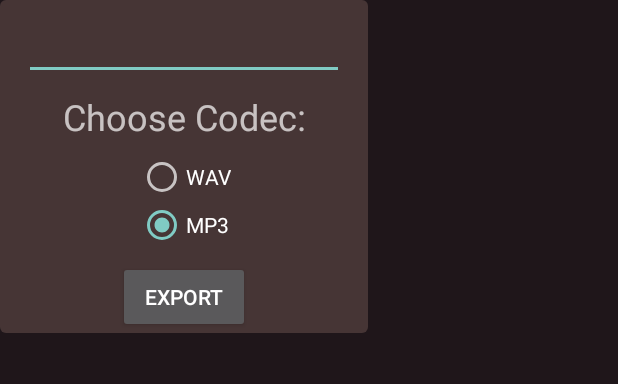
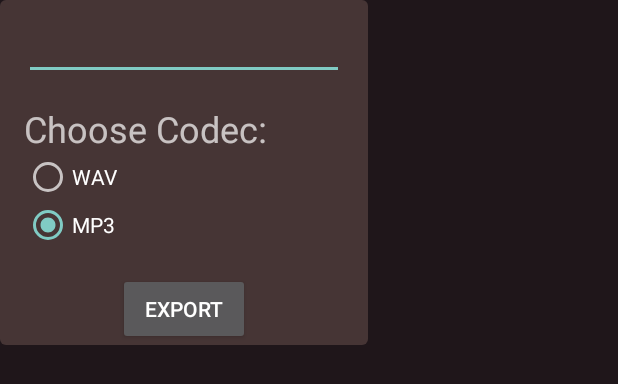
Before and after one commit to TEXflip/JamRec, an Android app: the layout export_dialog.xml on its own in the app's theme, with its tools: preview values and no code run, on a phone screen of 412 x 824 dp. Shown: the top 384 px of the screen. Run offline under Robolectric (Android 15) with nearby library versions, the phone set to English and light mode, and no system bars.

Commit message:
miglioria grafica export dialog

```diff
--- a/app/src/main/res/layout/export_dialog.xml
+++ b/app/src/main/res/layout/export_dialog.xml
@@ -13,10 +13,7 @@
         android:id="@+id/radioGroup_codec"
         android:layout_width="wrap_content"
         android:layout_height="wrap_content"
-        android:layout_marginStart="8dp"
-        android:layout_marginTop="8dp"
-        android:layout_marginEnd="8dp"
-        app:layout_constraintEnd_toEndOf="parent"
+        android:layout_marginStart="16dp"
         app:layout_constraintStart_toStartOf="parent"
         app:layout_constraintTop_toBottomOf="@+id/textView3">
 
@@ -43,9 +40,9 @@
         android:id="@+id/button_export"
         android:layout_width="wrap_content"
         android:layout_height="wrap_content"
-        android:layout_marginStart="8dp"
-        android:layout_marginTop="8dp"
-        android:layout_marginEnd="8dp"
+        android:layout_marginStart="16dp"
+        android:layout_marginTop="16dp"
+        android:layout_marginEnd="16dp"
         android:text="@string/button_export"
         app:layout_constraintEnd_toEndOf="parent"
         app:layout_constraintStart_toStartOf="parent"
@@ -55,12 +52,10 @@
         android:id="@+id/textView3"
         android:layout_width="wrap_content"
         android:layout_height="wrap_content"
-        android:layout_marginStart="8dp"
-        android:layout_marginTop="8dp"
-        android:layout_marginEnd="8dp"
+        android:layout_marginStart="16dp"
+        android:layout_marginTop="16dp"
         android:text="@string/codec"
         android:textSize="24sp"
-        app:layout_constraintEnd_toEndOf="parent"
         app:layout_constraintStart_toStartOf="parent"
         app:layout_constraintTop_toBottomOf="@+id/file_name" />
 
```
